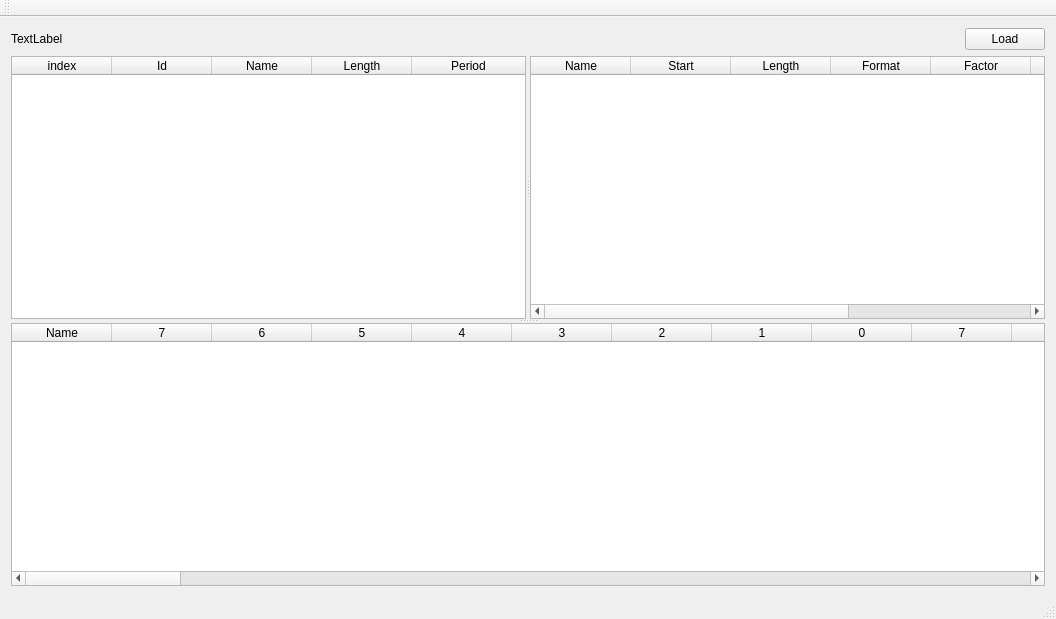
Qt form mainwindow.ui (qiuzhiqian/DbcParser) before a commit.
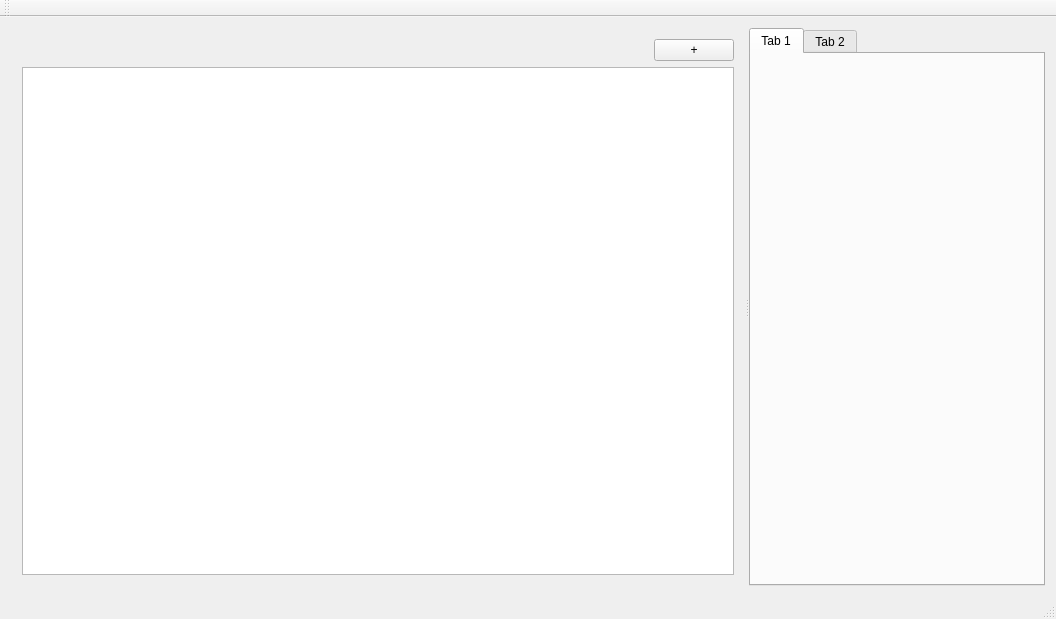
The same form after that commit.

Commit message: 1、修复单位中有空格时无法解析的问题 2、分离editor界面 3、添加多文件解析和载入,多文件使用tabwidget管理

Diff of the .ui file:
```diff
--- a/mainwindow.ui
+++ b/mainwindow.ui
@@ -14,448 +14,54 @@
    <string>MainWindow</string>
   </property>
   <widget class="QWidget" name="centralWidget">
-   <layout class="QVBoxLayout" name="verticalLayout_2">
+   <layout class="QVBoxLayout" name="verticalLayout">
     <item>
-     <layout class="QHBoxLayout" name="horizontalLayout" stretch="1,0">
-      <item>
-       <widget class="QLabel" name="label">
-        <property name="text">
-         <string>TextLabel</string>
-        </property>
-       </widget>
-      </item>
-      <item>
-       <widget class="QPushButton" name="pushButton">
-        <property name="text">
-         <string>Load</string>
-        </property>
-       </widget>
-      </item>
-     </layout>
-    </item>
-    <item>
-     <widget class="QSplitter" name="splitter_2">
+     <widget class="QSplitter" name="splitter">
       <property name="orientation">
-       <enum>Qt::Vertical</enum>
+       <enum>Qt::Horizontal</enum>
       </property>
-      <widget class="QSplitter" name="splitter">
-       <property name="orientation">
-        <enum>Qt::Horizontal</enum>
-       </property>
-       <widget class="QTableWidget" name="boList">
-        <attribute name="horizontalHeaderStretchLastSection">
-         <bool>true</bool>
-        </attribute>
-        <attribute name="verticalHeaderVisible">
-         <bool>false</bool>
-        </attribute>
-        <attribute name="verticalHeaderStretchLastSection">
-         <bool>false</bool>
-        </attribute>
-        <column>
-         <property name="text">
-          <string>index</string>
-         </property>
-        </column>
-        <column>
-         <property name="text">
-          <string>Id</string>
-         </property>
-        </column>
-        <column>
-         <property name="text">
-          <string>Name</string>
-         </property>
-        </column>
-        <column>
-         <property name="text">
-          <string>Length</string>
-         </property>
-        </column>
-        <column>
-         <property name="text">
-          <string>Period</string>
-         </property>
-        </column>
-       </widget>
-       <widget class="QTableWidget" name="sgList">
-        <attribute name="horizontalHeaderStretchLastSection">
-         <bool>true</bool>
-        </attribute>
-        <column>
-         <property name="text">
-          <string>Name</string>
-         </property>
-        </column>
-        <column>
-         <property name="text">
-          <string>Start</string>
-         </property>
-        </column>
-        <column>
-         <property name="text">
-          <string>Length</string>
-         </property>
-        </column>
-        <column>
-         <property name="text">
-          <string>Format</string>
-         </property>
-        </column>
-        <column>
-         <property name="text">
-          <string>Factor</string>
-         </property>
-        </column>
-        <column>
-         <property name="text">
-          <string>Offset</string>
-         </property>
-        </column>
-        <column>
-         <property name="text">
-          <string>Min</string>
-         </property>
-        </column>
-        <column>
-         <property name="text">
-          <string>Max</string>
-         </property>
-        </column>
-       </widget>
+      <widget class="QWidget" name="verticalLayoutWidget_2">
+       <layout class="QVBoxLayout" name="verticalLayout_2">
+        <item>
+         <layout class="QHBoxLayout" name="horizontalLayout_2">
+          <item>
+           <spacer name="horizontalSpacer">
+            <property name="orientation">
+             <enum>Qt::Horizontal</enum>
+            </property>
+            <property name="sizeHint" stdset="0">
+             <size>
+              <width>40</width>
+              <height>20</height>
+             </size>
+            </property>
+           </spacer>
+          </item>
+          <item>
+           <widget class="QPushButton" name="pushButton">
+            <property name="text">
+             <string>+</string>
+            </property>
+           </widget>
+          </item>
+         </layout>
+        </item>
+        <item>
+         <widget class="QListWidget" name="listWidget"/>
+        </item>
+       </layout>
       </widget>
-      <widget class="QTableWidget" name="editorList">
-       <attribute name="horizontalHeaderMinimumSectionSize">
-        <number>20</number>
-       </attribute>
-       <attribute name="verticalHeaderVisible">
-        <bool>false</bool>
-       </attribute>
-       <column>
-        <property name="text">
-         <string>Name</string>
-        </property>
-       </column>
-       <column>
-        <property name="text">
-         <string>7</string>
-        </property>
-       </column>
-       <column>
-        <property name="text">
-         <string>6</string>
-        </property>
-       </column>
-       <column>
-        <property name="text">
-         <string>5</string>
-        </property>
-       </column>
-       <column>
-        <property name="text">
-         <string>4</string>
-        </property>
-       </column>
-       <column>
-        <property name="text">
-         <string>3</string>
-        </property>
-       </column>
-       <column>
-        <property name="text">
-         <string>2</string>
-        </property>
-       </column>
-       <column>
-        <property name="text">
-         <string>1</string>
-        </property>
-       </column>
-       <column>
-        <property name="text">
-         <string>0</string>
-        </property>
-       </column>
-       <column>
-        <property name="text">
-         <string>7</string>
-        </property>
-       </column>
-       <column>
-        <property name="text">
-         <string>6</string>
-        </property>
-       </column>
-       <column>
-        <property name="text">
-         <string>5</string>
-        </property>
-       </column>
-       <column>
-        <property name="text">
-         <string>4</string>
-        </property>
-       </column>
-       <column>
-        <property name="text">
-         <string>3</string>
-        </property>
-       </column>
-       <column>
-        <property name="text">
-         <string>2</string>
-        </property>
-       </column>
-       <column>
-        <property name="text">
-         <string>1</string>
-        </property>
-       </column>
-       <column>
-        <property name="text">
-         <string>0</string>
-        </property>
-       </column>
-       <column>
-        <property name="text">
-         <string>7</string>
-        </property>
-       </column>
-       <column>
-        <property name="text">
-         <string>6</string>
-        </property>
-       </column>
-       <column>
-        <property name="text">
-         <string>5</string>
-        </property>
-       </column>
-       <column>
-        <property name="text">
-         <string>4</string>
-        </property>
-       </column>
-       <column>
-        <property name="text">
-         <string>3</string>
-        </property>
-       </column>
-       <column>
-        <property name="text">
-         <string>2</string>
-        </property>
-       </column>
-       <column>
-        <property name="text">
-         <string>1</string>
-        </property>
-       </column>
-       <column>
-        <property name="text">
-         <string>0</string>
-        </property>
-       </column>
-       <column>
-        <property name="text">
-         <string>7</string>
-        </property>
-       </column>
-       <column>
-        <property name="text">
-         <string>6</string>
-        </property>
-       </column>
-       <column>
-        <property name="text">
-         <string>5</string>
-        </property>
-       </column>
-       <column>
-        <property name="text">
-         <string>4</string>
-        </property>
-       </column>
-       <column>
-        <property name="text">
-         <string>3</string>
-        </property>
-       </column>
-       <column>
-        <property name="text">
-         <string>2</string>
-        </property>
-       </column>
-       <column>
-        <property name="text">
-         <string>1</string>
-        </property>
-       </column>
-       <column>
-        <property name="text">
-         <string>0</string>
-        </property>
-       </column>
-       <column>
-        <property name="text">
-         <string>7</string>
-        </property>
-       </column>
-       <column>
-        <property name="text">
-         <string>6</string>
-        </property>
-       </column>
-       <column>
-        <property name="text">
-         <string>5</string>
-        </property>
-       </column>
-       <column>
-        <property name="text">
-         <string>4</string>
-        </property>
-       </column>
-       <column>
-        <property name="text">
-         <string>3</string>
-        </property>
-       </column>
-       <column>
-        <property name="text">
-         <string>2</string>
-        </property>
-       </column>
-       <column>
-        <property name="text">
-         <string>1</string>
-        </property>
-       </column>
-       <column>
-        <property name="text">
-         <string>0</string>
-        </property>
-       </column>
-       <column>
-        <property name="text">
-         <string>7</string>
-        </property>
-       </column>
-       <column>
-        <property name="text">
-         <string>6</string>
-        </property>
-       </column>
-       <column>
-        <property name="text">
-         <string>5</string>
-        </property>
-       </column>
-       <column>
-        <property name="text">
-         <string>4</string>
-        </property>
-       </column>
-       <column>
-        <property name="text">
-         <string>3</string>
-        </property>
-       </column>
-       <column>
-        <property name="text">
-         <string>2</string>
-        </property>
-       </column>
-       <column>
-        <property name="text">
-         <string>1</string>
-        </property>
-       </column>
-       <column>
-        <property name="text">
-         <string>0</string>
-        </property>
-       </column>
-       <column>
-        <property name="text">
-         <string>7</string>
-        </property>
-       </column>
-       <column>
-        <property name="text">
-         <string>6</string>
-        </property>
-       </column>
-       <column>
-        <property name="text">
-         <string>5</string>
-        </property>
-       </column>
-       <column>
-        <property name="text">
-         <string>4</string>
-        </property>
-       </column>
-       <column>
-        <property name="text">
-         <string>3</string>
-        </property>
-       </column>
-       <column>
-        <property name="text">
-         <string>2</string>
-        </property>
-       </column>
-       <column>
-        <property name="text">
-         <string>1</string>
-        </property>
-       </column>
-       <column>
-        <property name="text">
-         <string>0</string>
-        </property>
-       </column>
-       <column>
-        <property name="text">
-         <string>7</string>
-        </property>
-       </column>
-       <column>
-        <property name="text">
-         <string>6</string>
-        </property>
-       </column>
-       <column>
-        <property name="text">
-         <string>5</string>
-        </property>
-       </column>
-       <column>
-        <property name="text">
-         <string>4</string>
-        </property>
-       </column>
-       <column>
-        <property name="text">
-         <string>3</string>
-        </property>
-       </column>
-       <column>
-        <property name="text">
-         <string>2</string>
-        </property>
-       </column>
-       <column>
-        <property name="text">
-         <string>1</string>
-        </property>
-       </column>
-       <column>
-        <property name="text">
-         <string>0</string>
-        </property>
-       </column>
+      <widget class="QTabWidget" name="tabWidget">
+       <widget class="QWidget" name="tab">
+        <attribute name="title">
+         <string>Tab 1</string>
+        </attribute>
+       </widget>
+       <widget class="QWidget" name="tab_2">
+        <attribute name="title">
+         <string>Tab 2</string>
+        </attribute>
+       </widget>
       </widget>
      </widget>
     </item>
```
Left out of the diff: 2 changed lines with no effect on the pictures. The commit also changes 8 other files.
